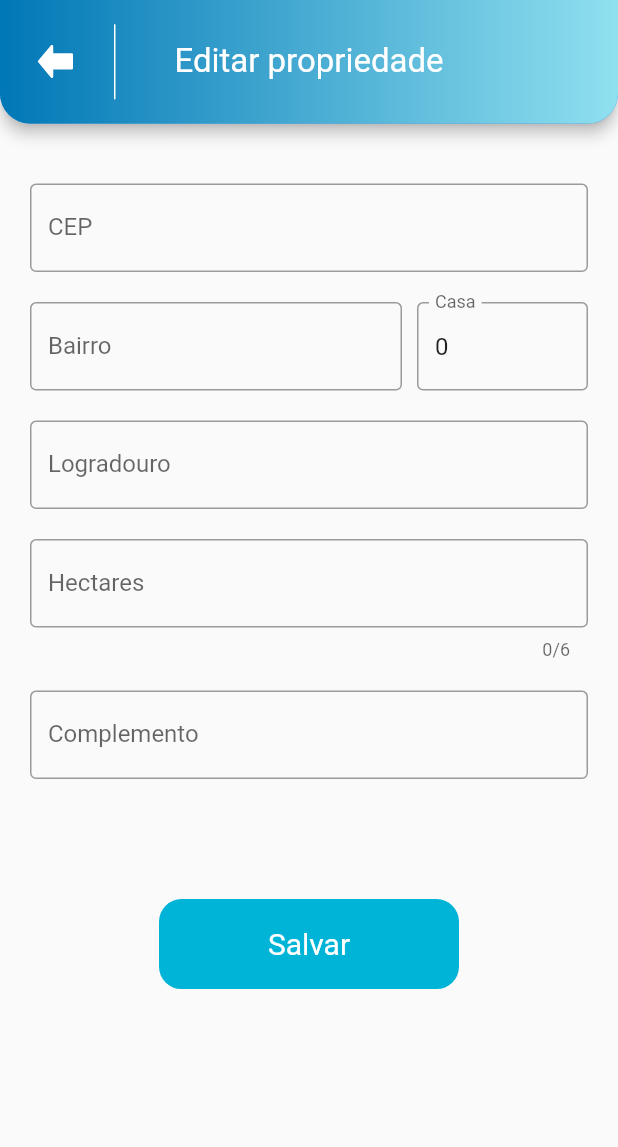
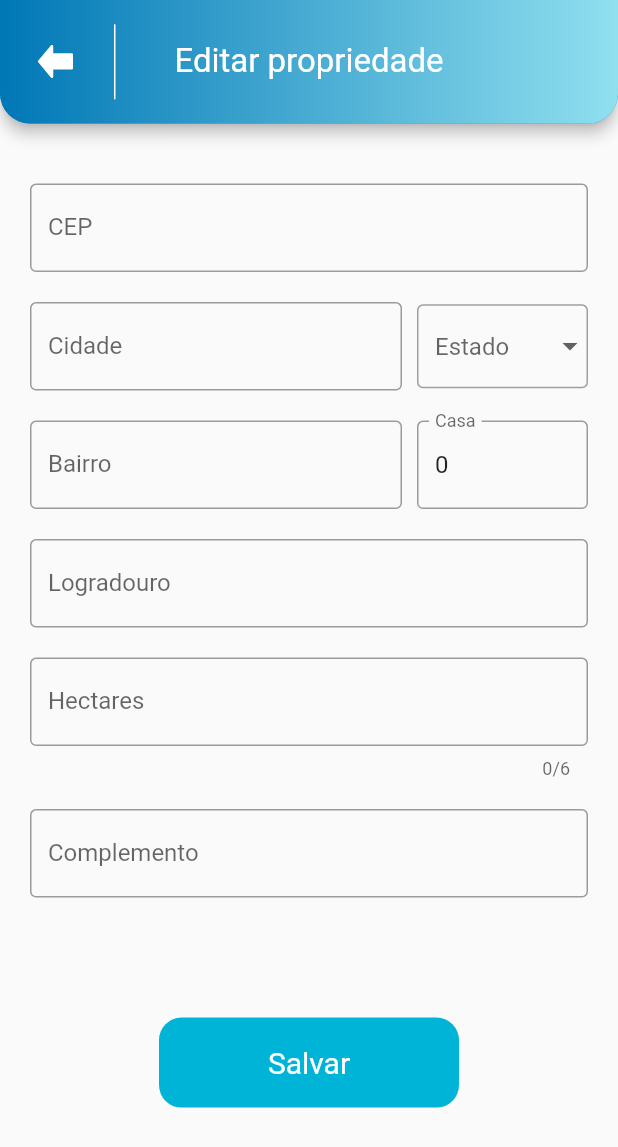
Before and after one commit to UnBArqDsw2021-2/2021.2_G4_CadernetaDeCampoDigital_Mobile, a Flutter app: the UpdatePropertyPage screen opened directly with empty values, on a phone screen of 412 x 824 dp. Shown: the top 1147 px of the screen. Run offline on Flutter 3.47's test engine with Material 2 defaults, Android fonts, the phone set to English and light mode, and no system bars; our stand-ins replace dio, flutter_svg, flutter_typeahead, image_picker, mask_text_input_formatter, shimmer and 1 more; missing offline and left inert: cpf_cnpj_validator; accounts and stored records are empty.

Commit message:
#177 Adicionando campos de uf e cidade a edição

```diff
--- a/lib/pages/update_property/update_property.dart
+++ b/lib/pages/update_property/update_property.dart
@@ -20,6 +20,8 @@ class _UpdatePropertyState extends State<UpdatePropertyPage> {
   bool isLoading = false;
   String? _cep;
   String? _street;
+  String? _city;
+  String? _uf;
   String? _houseNumber;
   String? _address;
   String? _hectares;
@@ -45,6 +47,8 @@ class _UpdatePropertyState extends State<UpdatePropertyPage> {
       'id': widget.estate.id,
       'cep': Utils().clearMask(_cep),
       'bairro': _street,
+      'estado': _uf,
+      'cidade': _city,
       'complemento': _complement,
       'numeroCasa': _houseNumber,
       'hectares': _hectares,
@@ -98,6 +102,47 @@ class _UpdatePropertyState extends State<UpdatePropertyPage> {
                           _cep = value;
                         }
                       },
+                    ),
+                    SizedBox(height: 20),
+                    Row(
+                      children: [
+                        Flexible(
+                          flex: 2,
+                          child: TextFieldBC(
+                            initialValue: widget.estate.cidade,
+                            label: "Cidade",
+                            notEmpty: true,
+                            keyboardType: TextInputType.text,
+                            onSave: (String? value) {
+                              if (value != null) {
+                                _city = value;
+                              }
+                            },
+                          ),
+                        ),
+                        Flexible(
+                          flex: 1,
+                          child: Container(
+                            margin: EdgeInsets.only(left: 10),
+                            child: DropdownButtonFormField(
+                              hint: Text('Estado'),
+                              value: widget.estate.estado,
+                              decoration: InputDecoration(
+                                enabledBorder: OutlineInputBorder(
+                                  borderSide: BorderSide(color: Colors.grey),
+                                ),
+                                isDense: true,
+                              ),
+                              items: Utils().getUFsList(),
+                              onChanged: (String? newValue) {
+                                setState(() {
+                                  _uf = newValue;
+                                });
+                              },
+                            ),
+                          ),
+                        ),
+                      ],
                     ),
                     SizedBox(height: 20),
                     Row(
```
